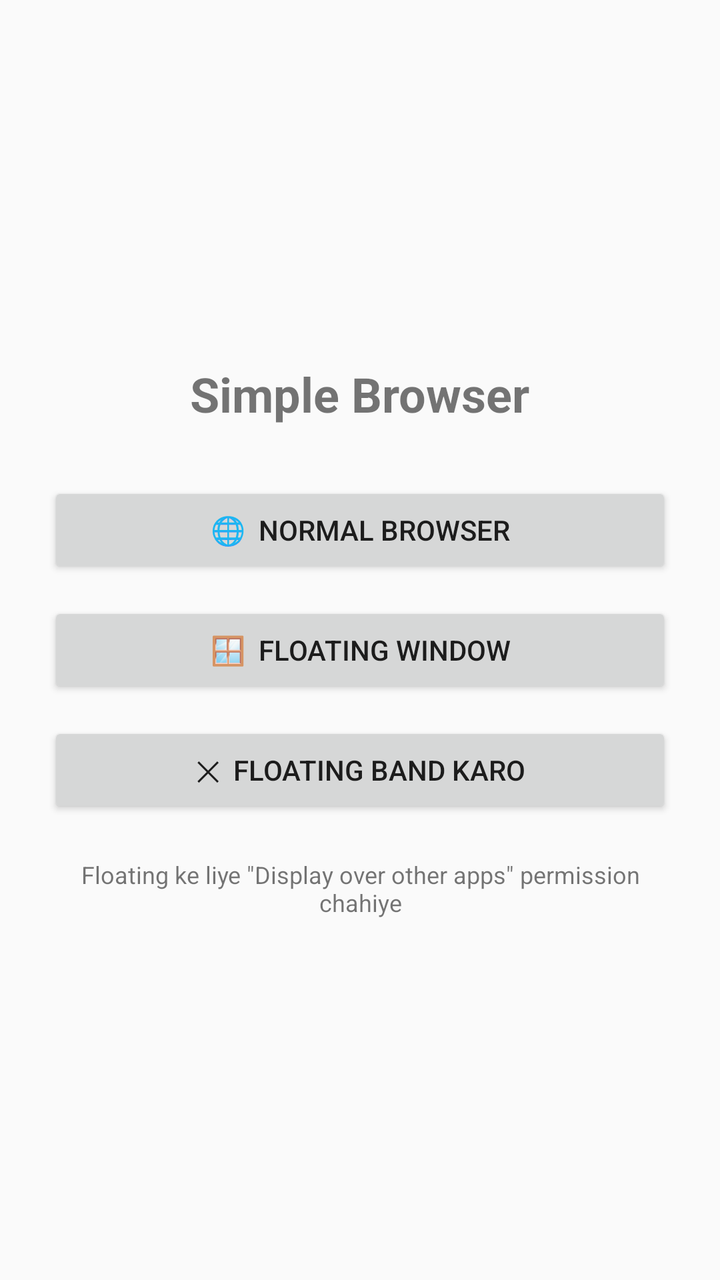
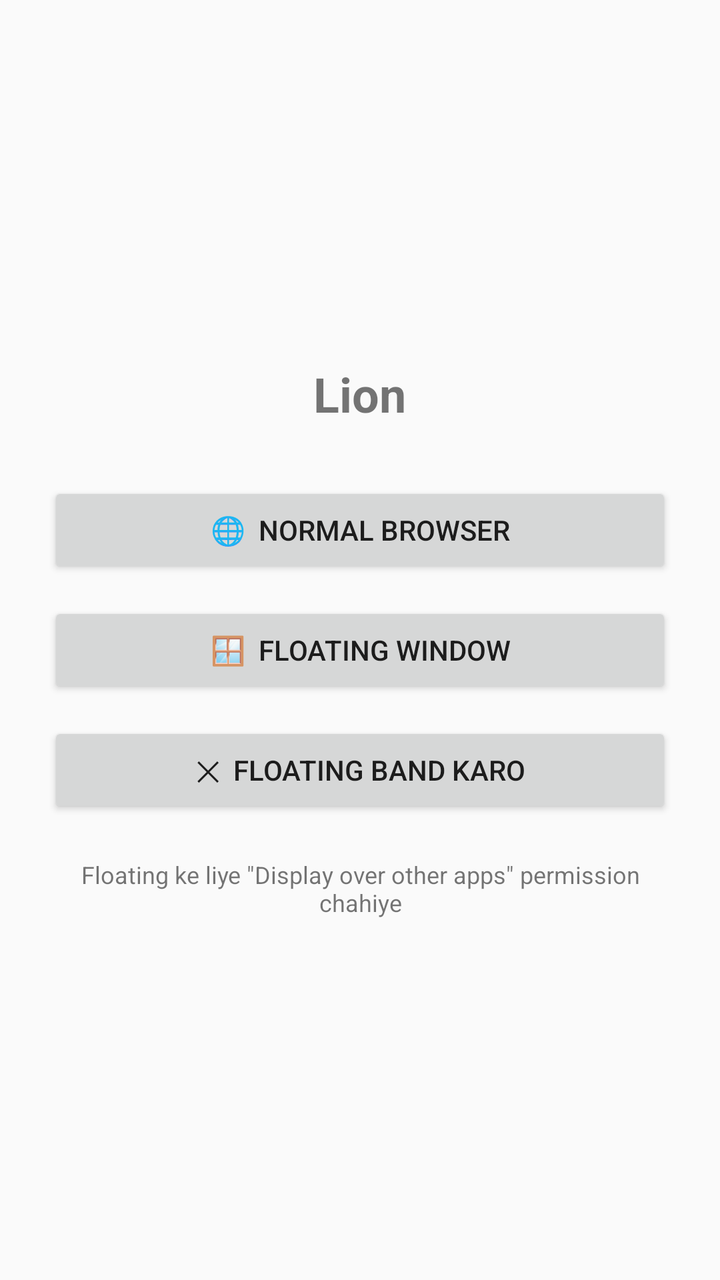

Two renders of the same Android screen: before a commit and after it. Below are the layout's source before the change and the commit's diff.
<!-- AndroidManifest.xml: application theme AppTheme -->
<!-- res/layout/activity_main.xml -->
<?xml version="1.0" encoding="utf-8"?>
<LinearLayout xmlns:android="http://schemas.android.com/apk/res/android"
    android:layout_width="match_parent"
    android:layout_height="match_parent"
    android:fitsSystemWindows="true"
    android:gravity="center"
    android:orientation="vertical"
    android:padding="24dp">

    <TextView
        android:layout_width="wrap_content"
        android:layout_height="wrap_content"
        android:layout_marginBottom="28dp"
        android:text="Simple Browser"
        android:textSize="24sp"
        android:textStyle="bold" />

    <Button
        android:id="@+id/btnBrowser"
        android:layout_width="match_parent"
        android:layout_height="wrap_content"
        android:layout_marginBottom="12dp"
        android:text="🌐  Normal Browser" />

    <Button
        android:id="@+id/btnFloating"
        android:layout_width="match_parent"
        android:layout_height="wrap_content"
        android:layout_marginBottom="12dp"
        android:text="🪟  Floating Window" />

    <Button
        android:id="@+id/btnStopFloating"
        android:layout_width="match_parent"
        android:layout_height="wrap_content"
        android:text="✕  Floating band karo" />

    <TextView
        android:layout_width="wrap_content"
        android:layout_height="wrap_content"
        android:layout_marginTop="20dp"
        android:gravity="center"
        android:text="Floating ke liye &quot;Display over other apps&quot; permission chahiye"
        android:textSize="12sp" />
</LinearLayout>
<!-- resources referenced by this layout -->
<resources>
  <style name="AppTheme" parent="Theme.AppCompat.DayNight.NoActionBar" />
</resources>

<!-- the commit's change to res/layout/activity_main.xml (unified diff, before → after) -->
@@ -11,7 +11,7 @@
         android:layout_width="wrap_content"
         android:layout_height="wrap_content"
         android:layout_marginBottom="28dp"
-        android:text="Simple Browser"
+        android:text="Lion"
         android:textSize="24sp"
         android:textStyle="bold" />
 
